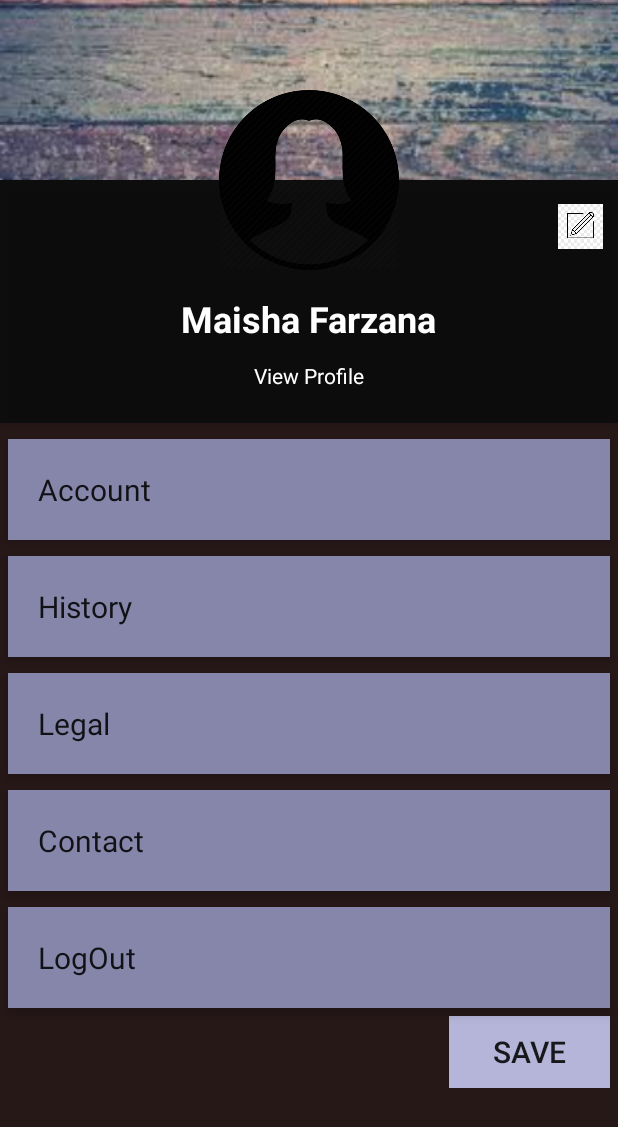
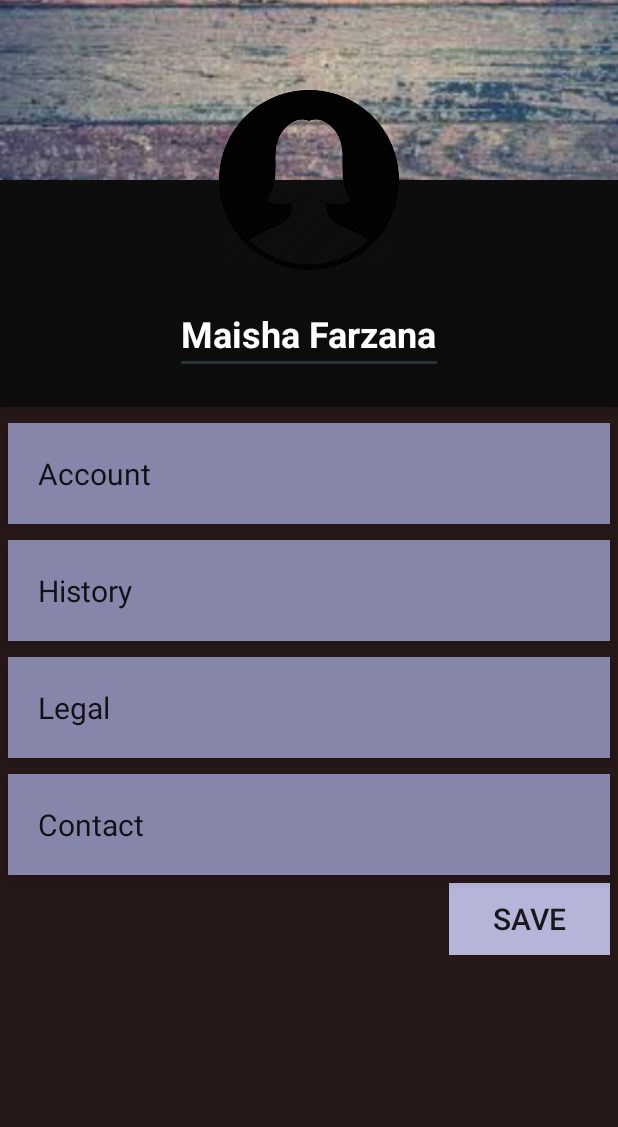
Before and after one commit to Maisha16/Ghuro_Android_app, an Android app: the EditActivity screen opened directly, with no data from a screen before it, on a phone screen of 412 x 824 dp. Shown: the top 1127 px of the screen. Run offline under Robolectric (Android 15) with nearby library versions, the phone set to English and light mode, and no system bars.

Commit message:
Edit button change

```diff
--- a/app/src/main/res/layout/activity_edit.xml
+++ b/app/src/main/res/layout/activity_edit.xml
@@ -41,16 +41,8 @@
             android:paddingBottom="22dp">
 
 
-            <ImageView
-                android:id="@+id/drop_down_option_menu"
-                android:layout_width="50dp"
-                android:layout_height="30dp"
-                android:layout_alignParentRight="true"
-                android:layout_marginLeft="16dp"
-                android:layout_marginTop="16dp"
-                android:src="@drawable/edit" />
 
-            <TextView
+            <EditText
                 android:id="@+id/user_profile_name"
                 android:layout_width="wrap_content"
                 android:layout_height="wrap_content"
@@ -61,16 +53,7 @@
                 android:textSize="24sp"
                 android:textStyle="bold" />
 
-            <TextView
-                android:id="@+id/user_profile_short_bio"
-                android:layout_width="wrap_content"
-                android:layout_height="wrap_content"
-                android:layout_below="@+id/user_profile_name"
-                android:layout_centerHorizontal="true"
-                android:layout_marginTop="12dp"
-                android:text="View Profile"
-                android:textColor="#fff"
-                android:textSize="14sp" />
+
         </RelativeLayout>
 
 
@@ -129,17 +112,6 @@
                 android:text="Contact"
                 android:textSize="20dp" />
 
-            <EditText
-                android:layout_width="fill_parent"
-                android:layout_height="wrap_content"
-                android:layout_margin="5dp"
-                android:background="#8686AA"
-                android:clickable="true"
-                android:elevation="4dp"
-                android:padding="20dp"
-                android:text="LogOut"
-                android:textSize="20dp" />
-
             <Button
                 android:layout_width="match_parent"
                 android:layout_height="wrap_content"
```
Also changed, not shown: app/src/main/java/bscse/ac/bd/car/Fragment/ProfileFragment.java (+6 -3 lines), app/src/main/res/layout/fragment_profile.xml (+18 -6 lines).
